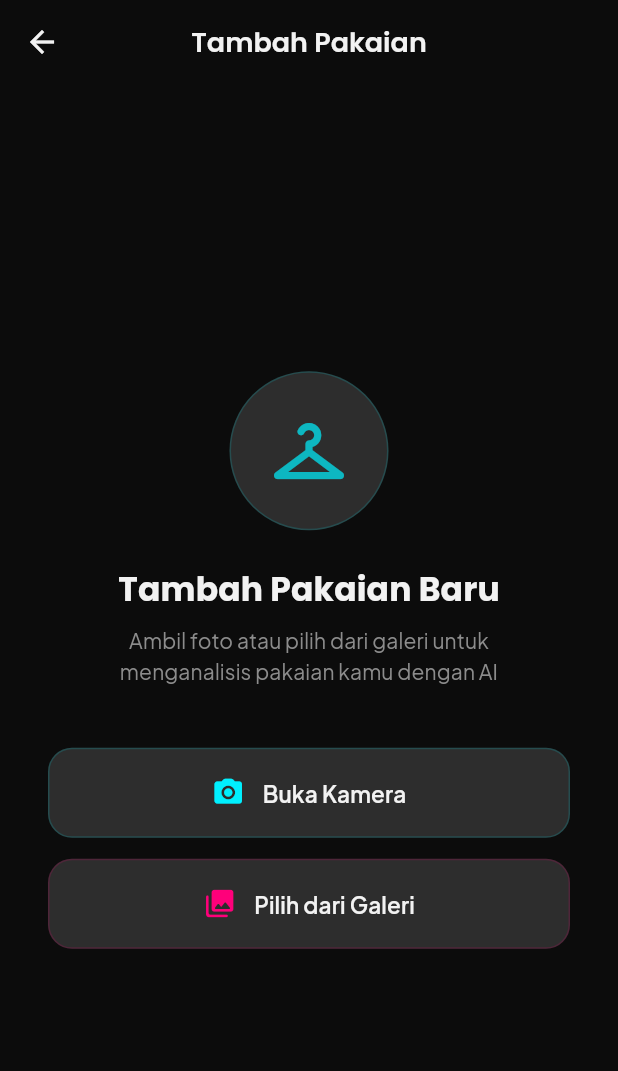
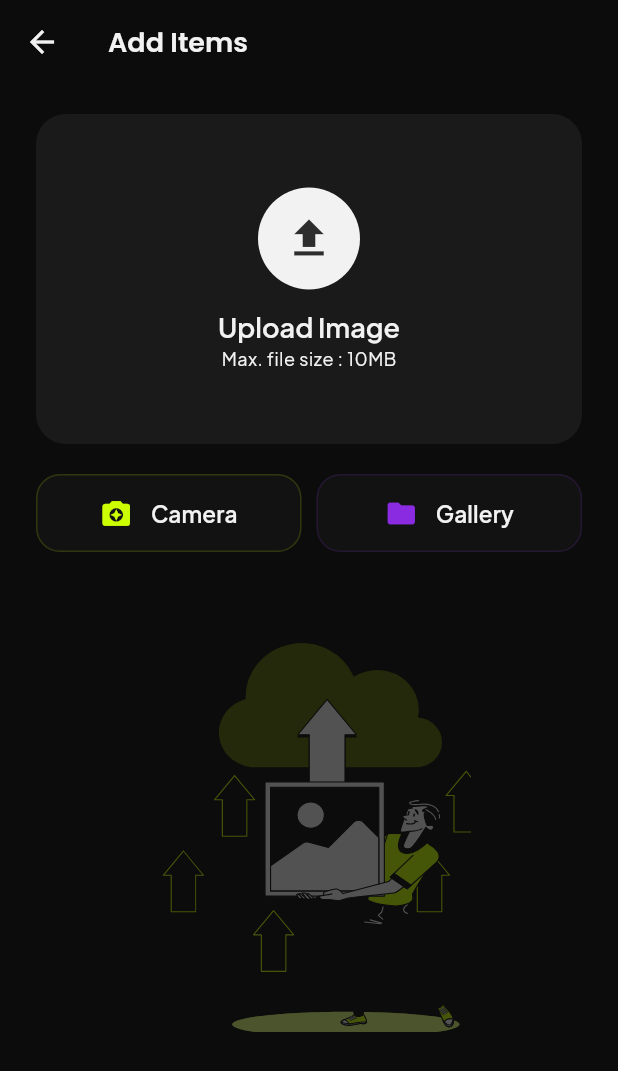
Before and after one commit to almhfzrhmn/OOTDMate---Flutter, a Flutter app: the CameraScreen screen opened directly, on a phone screen of 412 x 824 dp. Shown: the top 1071 px of the screen. Run offline on Flutter 3.47's test engine with Material 3 defaults, Android fonts, the phone set to English and light mode, and no system bars; our stand-ins replace dio, flutter_dotenv, flutter_svg, google_fonts, image_picker, supabase_flutter; accounts and stored records are empty; network calls fail.

Commit message:
style : improve camera screen UI

```diff
--- a/lib/screens/core/uploads/camera_screen.dart
+++ b/lib/screens/core/uploads/camera_screen.dart
@@ -11,6 +11,7 @@ import 'package:ootdmate_frontend/widgets/clothing_guide_overlay.dart';
 import 'package:ootdmate_frontend/widgets/color_picker_field.dart';
 import 'package:ootdmate_frontend/widgets/glass_text_field.dart';
 import 'package:ootdmate_frontend/widgets/scan_animation_widget.dart';
+import 'package:flutter_svg/flutter_svg.dart';
 
 /// Step-based upload flow:
 /// 1. pickImage   — User memilih sumber gambar (kamera / galeri)
@@ -238,7 +239,7 @@ class _CameraScreenState extends State<CameraScreen> {
                   fontWeight: FontWeight.w600,
                 ),
               ),
-              centerTitle: true,
+              centerTitle: false,
             )
           : null,
       body: SafeArea(
@@ -255,7 +256,7 @@ class _CameraScreenState extends State<CameraScreen> {
   String get _appBarTitle {
     switch (_currentStep) {
       case UploadStep.pickImage:
-        return 'Tambah Pakaian';
+        return 'Add Items';
       case UploadStep.reviewGuide:
         return 'Review Foto';
       case UploadStep.scanning:
@@ -284,64 +285,90 @@ class _CameraScreenState extends State<CameraScreen> {
   Widget _buildPickImageStep() {
     return Center(
       key: const ValueKey('pickImage'),
-      child: Padding(
-        padding: const EdgeInsets.symmetric(horizontal: 32),
+      child: SafeArea(
         child: Column(
-          mainAxisSize: MainAxisSize.min,
           children: [
-            // Icon besar
+            Expanded(
+              child: SingleChildScrollView(
+                padding: EdgeInsets.symmetric(horizontal: 24.0, vertical: 20.0),
+                child: Column(
+                  crossAxisAlignment: CrossAxisAlignment.start,
+                  children: [
                     Container(
-              padding: const EdgeInsets.all(24),
+                      width: double.infinity,
+                      height: 220,
                       decoration: BoxDecoration(
-                shape: BoxShape.circle,
-                color: AppTheme.surface,
-                border: Border.all(
-                  color: AppTheme.neonBlue.withAlpha(40),
+                        color: AppTheme.secondary,
+                        borderRadius: BorderRadius.circular(20),
+                      ),
+                      child: Column(
+                        mainAxisAlignment: MainAxisAlignment.center,
+                        children: [
+                          Container(
+                            width: 68,
+                            height: 68,
+                            decoration: BoxDecoration(
+                              color: AppTheme.textPrimary,
+                              shape: BoxShape.circle
+                            ),
+                            child: Icon(Icons.upload, color: AppTheme.surface, size: 34),
+                          ),
+                          const SizedBox(height: 12),
+                          Text(
+                            "Upload Image",
+                            style: TextStyle(
+                              fontSize: 18,
+                              fontWeight: FontWeight.w600,
+                              letterSpacing: 0
                             ),
                           ),
-              child: Icon(
-                Icons.checkroom_rounded,
-                size: 56,
-                color: AppTheme.neonBlue.withAlpha(180),
+                          Text(
+                            "Max. file size : 10MB",
+                            style: Theme.of(context).textTheme.bodySmall,
+                          ),
+                        ],
                       ),
                     ),
-            const SizedBox(height: 24),
-            Text(
-              'Tambah Pakaian Baru',
-              style: GoogleFonts.poppins(
-                fontSize: 22,
-                fontWeight: FontWeight.w700,
-                color: AppTheme.textPrimary,
+                    const SizedBox(height: 20),
+                    Row(
+                      mainAxisAlignment: MainAxisAlignment.spaceBetween,
+                      children: [
+                        Expanded(
+                          child: _buildActionButton(
+                            icon: Icons.camera_enhance,
+                            label: "Camera",
+                            color: AppTheme.acidGreen,
+                            onTap: () => _pickImage(ImageSource.camera),
                           ),
                         ),
-            const SizedBox(height: 8),
-            Text(
-              'Ambil foto atau pilih dari galeri untuk\nmenganalisis pakaian kamu dengan AI',
-              textAlign: TextAlign.center,
-              style: GoogleFonts.plusJakartaSans(
-                fontSize: 14,
-                color: AppTheme.textSecondary,
-                height: 1.5,
+                        const SizedBox(width: 10),
+                        Expanded(
+                          child: _buildActionButton(
+                            icon: Icons.folder,
+                            label: "Gallery",
+                            color: AppTheme.cyberPurple,
+                            onTap: () => _pickImage(ImageSource.gallery),
                           ),
                         ),
-            const SizedBox(height: 40),
-
-            // Tombol Kamera
-            _buildActionButton(
-              icon: Icons.camera_alt_rounded,
-              label: 'Buka Kamera',
-              color: AppTheme.neonBlue,
-              onTap: () => _pickImage(ImageSource.camera),
+                      ],
                     ),
-            const SizedBox(height: 14),
-
-            // Tombol Galeri
-            _buildActionButton(
-              icon: Icons.photo_library_rounded,
-              label: 'Pilih dari Galeri',
-              color: AppTheme.glitchMagenta,
-              onTap: () => _pickImage(ImageSource.gallery),
+                    const SizedBox(height: 60),
+                    Container(
+                      width: double.infinity,
+                      constraints: const BoxConstraints(
+                        minHeight: 200,
+                        maxHeight: 260,
                       ),
+                      alignment: Alignment.bottomCenter,
+                      child: SvgPicture.asset(
+                        'assets/images/bro.svg',
+                        fit: BoxFit.contain,
+                      ),
+                    ),
+                  ],
+                ),
+              ),
+            )
           ],
         ),
       ),
@@ -361,9 +388,9 @@ class _CameraScreenState extends State<CameraScreen> {
         borderRadius: BorderRadius.circular(16),
         child: Container(
           width: double.infinity,
-          padding: const EdgeInsets.symmetric(vertical: 18),
+          padding: const EdgeInsets.symmetric(vertical: 14),
           decoration: BoxDecoration(
-            color: AppTheme.surface,
+            color: AppTheme.surface.withAlpha(50),
             borderRadius: BorderRadius.circular(16),
             border: Border.all(
               color: color.withAlpha(40),
--- a/lib/services/api-services/wardrobe_item_service.dart
+++ b/lib/services/api-services/wardrobe_item_service.dart
@@ -42,11 +42,6 @@ class WardrobeItemService {
     }
   }
 
-  // ──────────────────────────────────────────────
-  // UPLOAD WARDROBE ITEM (Step 1: Image + ML Classification)
-  // Sends image to backend for ML classification & storage.
-  // Returns WardrobeItemModel with category & confidence filled by backend.
-  // ──────────────────────────────────────────────
   Future<WardrobeItemModel> uploadWardrobeItems({
     required File imageFile,
     String? name,
--- a/pubspec.yaml
+++ b/pubspec.yaml
@@ -40,6 +40,7 @@ dependencies:
   getwidget: ^7.0.0
   dio: ^5.10.0
   image_picker: ^1.2.3
+  flutter_svg: ^2.3.0
 
 dev_dependencies:
   flutter_test:
```
Also changed, not shown: assets/images/bro.svg (added), pubspec.lock. Lines whose indentation alone changed are shown as unchanged.
